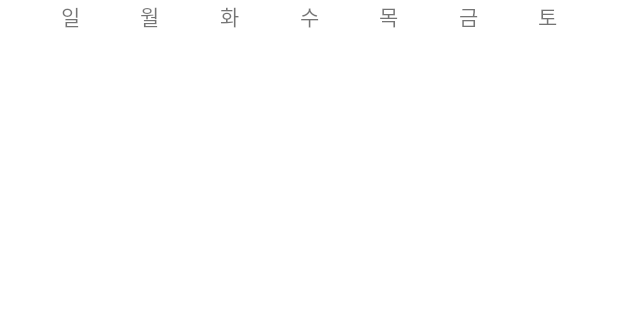
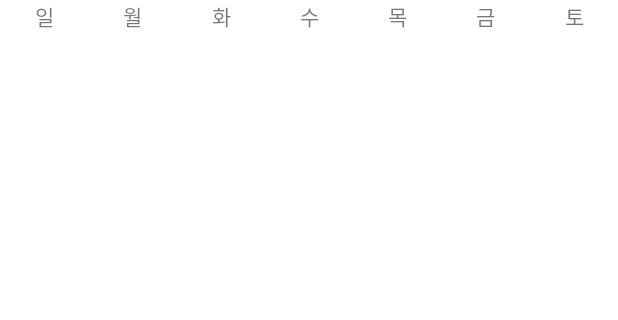
Before and after one commit to HealthperDevelopers/Android_Healtper, an Android app: the layout item_main_calendar.xml on its own in the app's theme, with its tools: preview values and no code run, on a phone screen of 412 x 824 dp, the part 108-428 px from its top. Run offline under Robolectric (Android 15) with nearby library versions, the phone set to English and light mode, and no system bars.

Commit message:
add calendar

```diff
--- a/app/src/main/java/com/umc/healthper/ui/MainActivity.kt
+++ b/app/src/main/java/com/umc/healthper/ui/MainActivity.kt
@@ -142,4 +142,8 @@ class MainActivity : AppCompatActivity() {
         transition.isAddToBackStackAllowed
         transition.commit()
     }
+
+    fun changeMainFragment() {
+        val trans = supportFragmentManager.beginTransaction()
+    }
 }
--- a/app/src/main/java/com/umc/healthper/util/GlobVar.kt
+++ b/app/src/main/java/com/umc/healthper/util/GlobVar.kt
@@ -2,7 +2,9 @@ package com.umc.healthper.util
 
 import android.app.Application
 import android.content.Context
+import android.widget.TextView
 
 class GlobVar(): Application() {
     lateinit var mainContext: Context
+    lateinit var today: TextView
 }
--- /dev/null
+++ b/app/src/main/res/drawable/item_shape_circle.xml
@@ -0,0 +1,5 @@
+<?xml version="1.0" encoding="utf-8"?>
+<shape xmlns:android="http://schemas.android.com/apk/res/android" android:shape="oval">
+    <solid android:color="#007aff">
+    </solid>
+</shape>
--- a/app/src/main/res/layout/item_main_calendar.xml
+++ b/app/src/main/res/layout/item_main_calendar.xml
@@ -37,73 +37,80 @@
 
     <TextView
         android:id="@+id/item_main_cal_sun_tv"
-        android:layout_width="wrap_content"
+        android:layout_width="0dp"
         android:layout_height="wrap_content"
         app:layout_constraintRight_toLeftOf="@id/item_main_cal_mon_tv"
         app:layout_constraintLeft_toLeftOf="parent"
         app:layout_constraintTop_toBottomOf="@id/item_main_cal_left_iv"
         app:layout_constraintBottom_toTopOf="@id/item_main_cal_w1_rv"
-        android:text="일">
+        android:text="일"
+        android:textAlignment="center">
     </TextView>
     <TextView
         android:id="@+id/item_main_cal_mon_tv"
-        android:layout_width="wrap_content"
+        android:layout_width="0dp"
         android:layout_height="wrap_content"
         app:layout_constraintLeft_toRightOf="@id/item_main_cal_sun_tv"
         app:layout_constraintRight_toLeftOf="@id/item_main_cal_tue_tv"
         app:layout_constraintTop_toTopOf="@id/item_main_cal_sun_tv"
         app:layout_constraintBottom_toBottomOf="@id/item_main_cal_sun_tv"
-        android:text="월">
+        android:text="월"
+        android:textAlignment="center">
     </TextView>
     <TextView
         android:id="@+id/item_main_cal_tue_tv"
-        android:layout_width="wrap_content"
+        android:layout_width="0dp"
         android:layout_height="wrap_content"
         app:layout_constraintLeft_toRightOf="@id/item_main_cal_mon_tv"
         app:layout_constraintRight_toLeftOf="@id/item_main_cal_wed_tv"
         app:layout_constraintTop_toTopOf="@id/item_main_cal_sun_tv"
         app:layout_constraintBottom_toBottomOf="@id/item_main_cal_sun_tv"
-        android:text="화">
+        android:text="화"
+        android:textAlignment="center">
     </TextView>
     <TextView
         android:id="@+id/item_main_cal_wed_tv"
-        android:layout_width="wrap_content"
+        android:layout_width="0dp"
         android:layout_height="wrap_content"
         app:layout_constraintLeft_toRightOf="@id/item_main_cal_tue_tv"
         app:layout_constraintRight_toLeftOf="@id/item_main_cal_thu_tv"
         app:layout_constraintTop_toTopOf="@id/item_main_cal_sun_tv"
         app:layout_constraintBottom_toBottomOf="@id/item_main_cal_sun_tv"
-        android:text="수">
+        android:text="수"
+        android:textAlignment="center">
     </TextView>
     <TextView
         android:id="@+id/item_main_cal_thu_tv"
-        android:layout_width="wrap_content"
+        android:layout_width="0dp"
         android:layout_height="wrap_content"
         app:layout_constraintLeft_toRightOf="@id/item_main_cal_wed_tv"
         app:layout_constraintRight_toLeftOf="@id/item_main_cal_fri_tv"
         app:layout_constraintTop_toTopOf="@id/item_main_cal_sun_tv"
         app:layout_constraintBottom_toBottomOf="@id/item_main_cal_sun_tv"
-        android:text="목">
+        android:text="목"
+        android:textAlignment="center">
     </TextView>
     <TextView
         android:id="@+id/item_main_cal_fri_tv"
-        android:layout_width="wrap_content"
+        android:layout_width="0dp"
         android:layout_height="wrap_content"
         app:layout_constraintLeft_toRightOf="@id/item_main_cal_thu_tv"
         app:layout_constraintRight_toLeftOf="@id/item_main_cal_sat_tv"
         app:layout_constraintTop_toTopOf="@id/item_main_cal_sun_tv"
         app:layout_constraintBottom_toBottomOf="@id/item_main_cal_sun_tv"
-        android:text="금">
+        android:text="금"
+        android:textAlignment="center">
     </TextView>
     <TextView
         android:id="@+id/item_main_cal_sat_tv"
-        android:layout_width="wrap_content"
+        android:layout_width="0dp"
         android:layout_height="wrap_content"
         app:layout_constraintLeft_toRightOf="@id/item_main_cal_fri_tv"
         app:layout_constraintRight_toRightOf="parent"
         app:layout_constraintTop_toTopOf="@id/item_main_cal_sun_tv"
         app:layout_constraintBottom_toBottomOf="@id/item_main_cal_sun_tv"
-        android:text="토">
+        android:text="토"
+        android:textAlignment="center">
     </TextView>
 <!--요일표시-->
 
@@ -114,8 +121,7 @@
         app:layout_constraintTop_toBottomOf="@id/item_main_cal_sun_tv"
         app:layout_constraintLeft_toLeftOf="parent"
         app:layout_constraintRight_toRightOf="parent"
-        app:layout_constraintBottom_toTopOf="@id/item_main_cal_w2_rv"
-        android:orientation="horizontal">
+        app:layout_constraintBottom_toTopOf="@id/item_main_cal_w2_rv">
     </androidx.recyclerview.widget.RecyclerView>
     <androidx.recyclerview.widget.RecyclerView
         android:id="@+id/item_main_cal_w2_rv"
@@ -124,8 +130,7 @@
         app:layout_constraintLeft_toLeftOf="parent"
         app:layout_constraintRight_toRightOf="parent"
         app:layout_constraintTop_toBottomOf="@id/item_main_cal_w1_rv"
-        app:layout_constraintBottom_toTopOf="@id/item_main_cal_w3_rv"
-        android:orientation="horizontal">
+        app:layout_constraintBottom_toTopOf="@id/item_main_cal_w3_rv">
     </androidx.recyclerview.widget.RecyclerView>
     <androidx.recyclerview.widget.RecyclerView
         android:id="@+id/item_main_cal_w3_rv"
@@ -134,8 +139,7 @@
         app:layout_constraintLeft_toLeftOf="parent"
         app:layout_constraintRight_toRightOf="parent"
         app:layout_constraintTop_toBottomOf="@id/item_main_cal_w2_rv"
-        app:layout_constraintBottom_toTopOf="@id/item_main_cal_w4_rv"
-        android:orientation="horizontal">
+        app:layout_constraintBottom_toTopOf="@id/item_main_cal_w4_rv">
     </androidx.recyclerview.widget.RecyclerView>
     <androidx.recyclerview.widget.RecyclerView
         android:id="@+id/item_main_cal_w4_rv"
@@ -144,8 +148,7 @@
         app:layout_constraintLeft_toLeftOf="parent"
         app:layout_constraintRight_toRightOf="parent"
         app:layout_constraintTop_toBottomOf="@id/item_main_cal_w3_rv"
-        app:layout_constraintBottom_toTopOf="@id/item_main_cal_w5_rv"
-        android:orientation="horizontal">
+        app:layout_constraintBottom_toTopOf="@id/item_main_cal_w5_rv">
     </androidx.recyclerview.widget.RecyclerView>
     <androidx.recyclerview.widget.RecyclerView
         android:id="@+id/item_main_cal_w5_rv"
@@ -154,8 +157,7 @@
         app:layout_constraintLeft_toLeftOf="parent"
         app:layout_constraintRight_toRightOf="parent"
         app:layout_constraintTop_toBottomOf="@id/item_main_cal_w4_rv"
-        app:layout_constraintBottom_toTopOf="@id/item_main_cal_w6_rv"
-        android:orientation="horizontal">
+        app:layout_constraintBottom_toTopOf="@id/item_main_cal_w6_rv">
     </androidx.recyclerview.widget.RecyclerView>
     <androidx.recyclerview.widget.RecyclerView
         android:id="@+id/item_main_cal_w6_rv"
@@ -164,8 +166,7 @@
         app:layout_constraintLeft_toLeftOf="parent"
         app:layout_constraintRight_toRightOf="parent"
         app:layout_constraintTop_toBottomOf="@id/item_main_cal_w5_rv"
-        app:layout_constraintBottom_toTopOf="@id/item_main_cal_w6_rv"
-        android:orientation="horizontal">
+        app:layout_constraintBottom_toBottomOf="parent">
     </androidx.recyclerview.widget.RecyclerView>
 <!--    각 주 표시(총 6주)-->
 
```
Also changed, not shown: app/src/main/java/com/umc/healthper/ui/main/adapter/DateRVAdapter.kt (+19 -4 lines), app/src/main/java/com/umc/healthper/ui/main/adapter/MainRVAdapter.kt (+89 -12 lines), app/src/main/res/layout/item_main_calendar_list.xml (+20 -8 lines).
